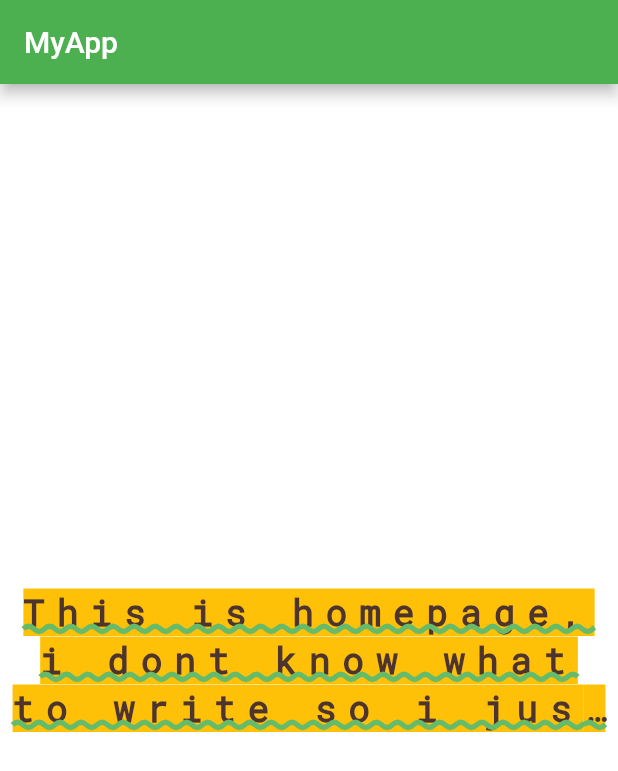
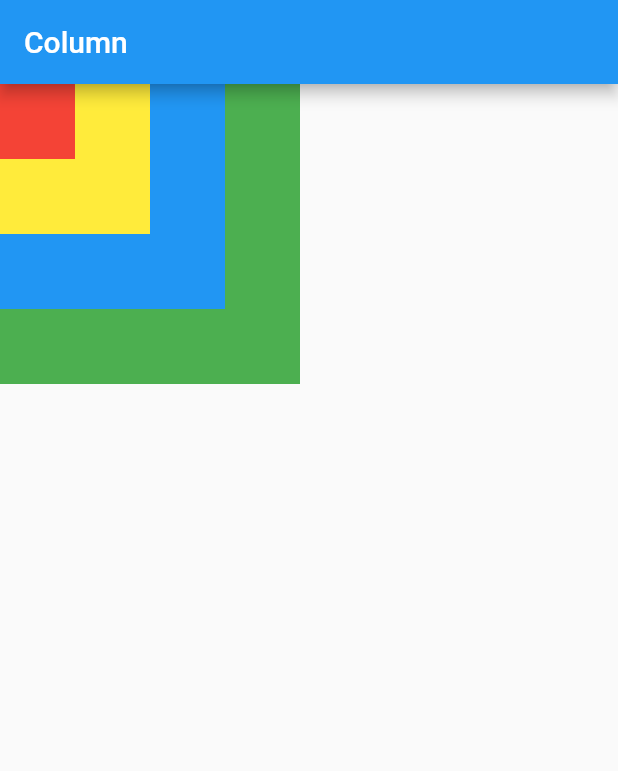
Before and after one commit to alfarelzaki/dart_fundamental, a Flutter app: the screen it shows after launch, on a phone screen of 412 x 824 dp. Shown: the top 771 px of the screen. Run offline on Flutter 3.47's test engine with Material 2 defaults, Android fonts, the phone set to English and light mode, and no system bars.

Commit message:
row, column, stack and container widget

```diff
--- a/lib/main.dart
+++ b/lib/main.dart
@@ -1,7 +1,7 @@
 import 'package:flutter/cupertino.dart';
 import 'package:flutter/material.dart';
 
-void main() {
+main() {
   runApp(MyApp());
 }
 
@@ -9,34 +9,40 @@ class MyApp extends StatelessWidget {
   @override
   Widget build(BuildContext context) {
     return MaterialApp(
-      debugShowCheckedModeBanner: false,
       home: Scaffold(
-        backgroundColor: Color(0xffffffff),
         appBar: AppBar(
-          title: Text("MyApp"),
-          backgroundColor: Colors.green,
+          title: Text("Column"),
         ),
-        body: Center(
-          child: Text(
-            "This is homepage, i dont know what to write so i just write everything that cross my mind here",
-            maxLines: 3,
-            overflow: TextOverflow.ellipsis,
-            textAlign: TextAlign.center,
-            style: TextStyle(
-              backgroundColor: Colors.amber,
-              color: Colors.brown[800],
-              fontSize: 24,
-              fontWeight: FontWeight.bold,
-              letterSpacing: 8,
-              fontFamily: "RobotoMono",
-              decorationStyle: TextDecorationStyle.wavy,
-              decoration: TextDecoration.underline,
-              decorationColor: Colors.green[400],
-              decorationThickness: 3
 
-            )
-          )
-        ),
+        body: Stack(
+          // mainAxisAlignment: MainAxisAlignment.center,
+          // crossAxisAlignment: CrossAxisAlignment.start,
+          children: [
+            Container(
+              height: 200,
+              width: 200,
+              color: Colors.green,
+            ),
+
+            Container(
+              height: 150,
+              width: 150,
+              color: Colors.blue,
+            ),
+
+            Container(
+              height: 100,
+              width: 100,
+              color: Colors.yellow,
+            ),
+
+            Container(
+              height: 50,
+              width: 50,
+              color: Colors.red,
+            ),
+          ],
+        )
       )
     );
   }
```
